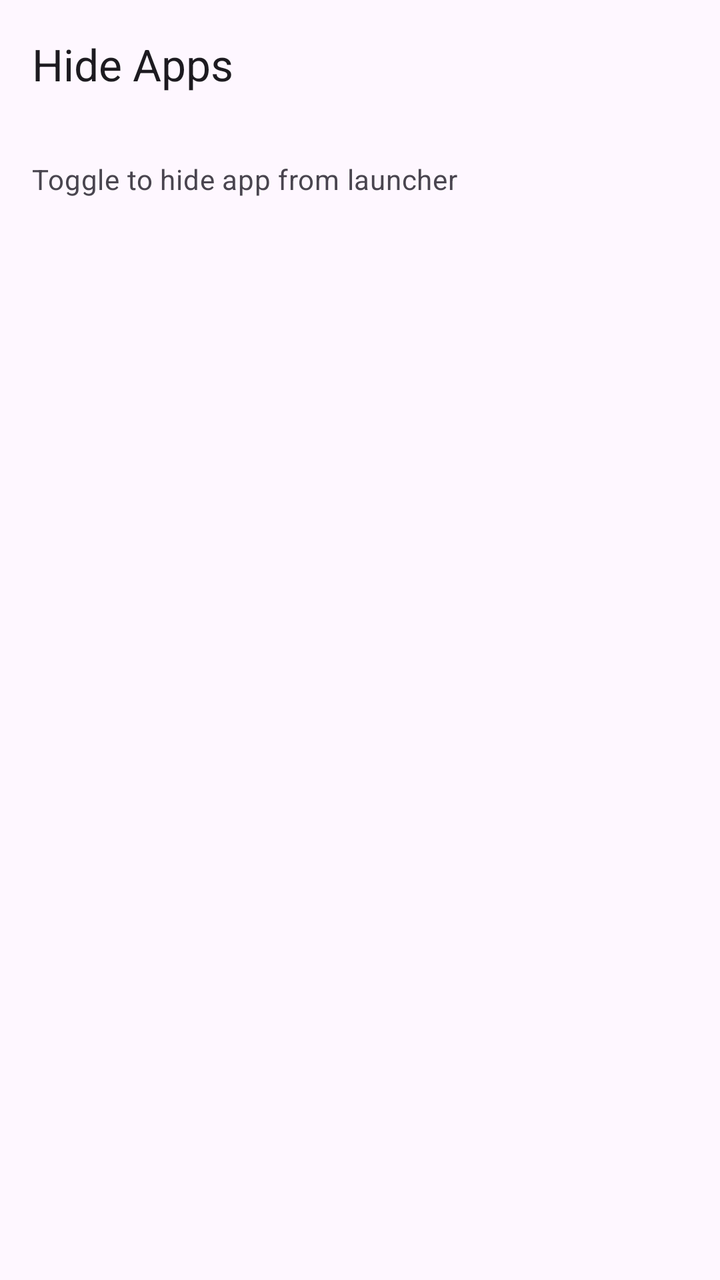
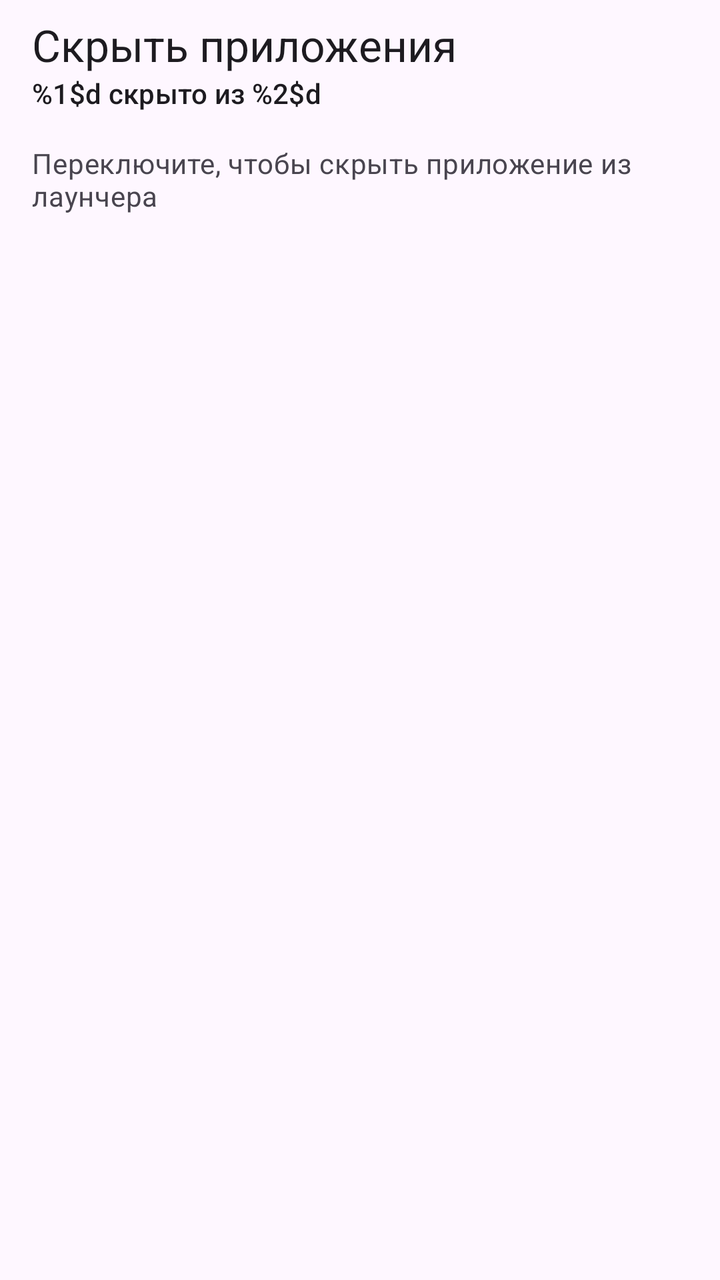

An Android layout rendered at two revisions. The XML below is the earlier revision; the diff shows what the commit changed to produce the second picture.
<!-- AndroidManifest.xml: application theme Theme.HideIcon -->
<!-- res/layout/activity_main.xml -->
<?xml version="1.0" encoding="utf-8"?>
<LinearLayout xmlns:android="http://schemas.android.com/apk/res/android"
    xmlns:app="http://schemas.android.com/apk/res-auto"
    android:layout_width="match_parent"
    android:layout_height="match_parent"
    android:orientation="vertical"
    android:fitsSystemWindows="true">

    <com.google.android.material.appbar.MaterialToolbar
        android:id="@+id/toolbar"
        android:layout_width="match_parent"
        android:layout_height="?attr/actionBarSize"
        app:title="Hide Apps"
        app:titleTextColor="?attr/colorOnSurface" />

    <TextView
        android:layout_width="match_parent"
        android:layout_height="wrap_content"
        android:padding="16dp"
        android:text="Toggle to hide app from launcher"
        android:textAppearance="?attr/textAppearanceBodyMedium"
        android:textColor="?attr/colorOnSurfaceVariant" />

    <androidx.recyclerview.widget.RecyclerView
        android:id="@+id/recycler"
        android:layout_width="match_parent"
        android:layout_height="0dp"
        android:layout_weight="1"
        android:clipToPadding="false"
        android:paddingBottom="16dp" />

</LinearLayout>
<!-- resources referenced by this layout -->
<resources>
  <style name="Theme.HideIcon" parent="Theme.Material3.DayNight.NoActionBar">
          <item name="colorPrimary">@color/md_theme_primary</item>
          <item name="colorOnPrimary">@color/md_theme_onPrimary</item>
          <item name="colorPrimaryContainer">@color/md_theme_primaryContainer</item>
          <item name="colorOnPrimaryContainer">@color/md_theme_onPrimaryContainer</item>
          <item name="colorSurface">@color/md_theme_surface</item>
      </style>
  <color name="md_theme_primary">#FF6750A4</color>
  <color name="md_theme_onPrimary">#FFFFFFFF</color>
  <color name="md_theme_primaryContainer">#FFEADDFF</color>
  <color name="md_theme_onPrimaryContainer">#FF21005D</color>
  <color name="md_theme_surface">#FFFDF7FF</color>
</resources>

<!-- the commit's change to res/layout/activity_main.xml (unified diff, before → after) -->
@@ -10,16 +10,36 @@
         android:id="@+id/toolbar"
         android:layout_width="match_parent"
         android:layout_height="?attr/actionBarSize"
-        app:title="Hide Apps"
-        app:titleTextColor="?attr/colorOnSurface" />
+        app:title="@string/app_name"
+        app:subtitle="@string/toolbar_subtitle_hidden_of_total"
+        app:subtitleTextAppearance="?attr/textAppearanceTitleSmall" />
 
     <TextView
         android:layout_width="match_parent"
         android:layout_height="wrap_content"
-        android:padding="16dp"
-        android:text="Toggle to hide app from launcher"
+        android:paddingHorizontal="@dimen/spacing_m"
+        android:paddingVertical="@dimen/spacing_xs"
+        android:text="@string/description_text"
         android:textAppearance="?attr/textAppearanceBodyMedium"
         android:textColor="?attr/colorOnSurfaceVariant" />
+
+    <com.google.android.material.progressindicator.LinearProgressIndicator
+        android:id="@+id/progress"
+        android:layout_width="match_parent"
+        android:layout_height="wrap_content"
+        android:indeterminate="true"
+        android:visibility="gone" />
+
+    <TextView
+        android:id="@+id/empty_text"
+        android:layout_width="match_parent"
+        android:layout_height="0dp"
+        android:layout_weight="1"
+        android:gravity="center"
+        android:text="@string/empty_title"
+        android:textAppearance="?attr/textAppearanceTitleMedium"
+        android:textColor="?attr/colorOnSurfaceVariant"
+        android:visibility="gone" />
 
     <androidx.recyclerview.widget.RecyclerView
         android:id="@+id/recycler"
@@ -27,6 +47,6 @@
         android:layout_height="0dp"
         android:layout_weight="1"
         android:clipToPadding="false"
-        android:paddingBottom="16dp" />
+        android:paddingBottom="@dimen/spacing_m" />
 
 </LinearLayout>
<!-- resource entries referenced after the edit -->
@@ -1,16 +1,56 @@
 <!-- resources referenced by this layout -->
 <resources>
+  <dimen name="spacing_m">16dp</dimen>
+  <dimen name="spacing_xs">8dp</dimen>
+  <string name="app_name">Скрыть приложения</string>
+  <string name="description_text">Переключите, чтобы скрыть приложение из лаунчера</string>
+  <string name="empty_title">Нет приложений</string>
+  <string name="toolbar_subtitle_hidden_of_total">%1$d скрыто из %2$d</string>
   <style name="Theme.HideIcon" parent="Theme.Material3.DayNight.NoActionBar">
           <item name="colorPrimary">@color/md_theme_primary</item>
           <item name="colorOnPrimary">@color/md_theme_onPrimary</item>
           <item name="colorPrimaryContainer">@color/md_theme_primaryContainer</item>
           <item name="colorOnPrimaryContainer">@color/md_theme_onPrimaryContainer</item>
+          <item name="colorSecondary">@color/md_theme_secondary</item>
+          <item name="colorOnSecondary">@color/md_theme_onSecondary</item>
+          <item name="colorSecondaryContainer">@color/md_theme_secondaryContainer</item>
+          <item name="colorOnSecondaryContainer">@color/md_theme_onSecondaryContainer</item>
+          <item name="colorTertiary">@color/md_theme_tertiary</item>
+          <item name="colorOnTertiary">@color/md_theme_onTertiary</item>
+          <item name="colorTertiaryContainer">@color/md_theme_tertiaryContainer</item>
+          <item name="colorOnTertiaryContainer">@color/md_theme_onTertiaryContainer</item>
+          <item name="colorError">@color/md_theme_error</item>
+          <item name="colorOnError">@color/md_theme_onError</item>
+          <item name="colorErrorContainer">@color/md_theme_errorContainer</item>
+          <item name="colorOnErrorContainer">@color/md_theme_onErrorContainer</item>
           <item name="colorSurface">@color/md_theme_surface</item>
+          <item name="colorOnSurface">@color/md_theme_onSurface</item>
+          <item name="colorOnSurfaceVariant">@color/md_theme_onSurfaceVariant</item>
+          <item name="colorOutline">@color/md_theme_outline</item>
+          <item name="colorOutlineVariant">@color/md_theme_outlineVariant</item>
+          <item name="colorSurfaceVariant">@color/md_theme_surfaceVariant</item>
       </style>
   <color name="md_theme_primary">#FF6750A4</color>
   <color name="md_theme_onPrimary">#FFFFFFFF</color>
   <color name="md_theme_primaryContainer">#FFEADDFF</color>
   <color name="md_theme_onPrimaryContainer">#FF21005D</color>
+  <color name="md_theme_secondary">#FF625B71</color>
+  <color name="md_theme_onSecondary">#FFFFFFFF</color>
+  <color name="md_theme_secondaryContainer">#FFE8DEF8</color>
+  <color name="md_theme_onSecondaryContainer">#FF1D192B</color>
+  <color name="md_theme_tertiary">#FF7D5260</color>
+  <color name="md_theme_onTertiary">#FFFFFFFF</color>
+  <color name="md_theme_tertiaryContainer">#FFFFD8E4</color>
+  <color name="md_theme_onTertiaryContainer">#FF31111D</color>
+  <color name="md_theme_error">#FFB3261E</color>
+  <color name="md_theme_onError">#FFFFFFFF</color>
+  <color name="md_theme_errorContainer">#FFF9DEDC</color>
+  <color name="md_theme_onErrorContainer">#FF410E0B</color>
   <color name="md_theme_surface">#FFFDF7FF</color>
+  <color name="md_theme_onSurface">#FF1C1B1F</color>
+  <color name="md_theme_onSurfaceVariant">#FF49454F</color>
+  <color name="md_theme_outline">#FF79747E</color>
+  <color name="md_theme_outlineVariant">#FFCAC4D0</color>
+  <color name="md_theme_surfaceVariant">#FFE7E0EC</color>
 </resources>
 
